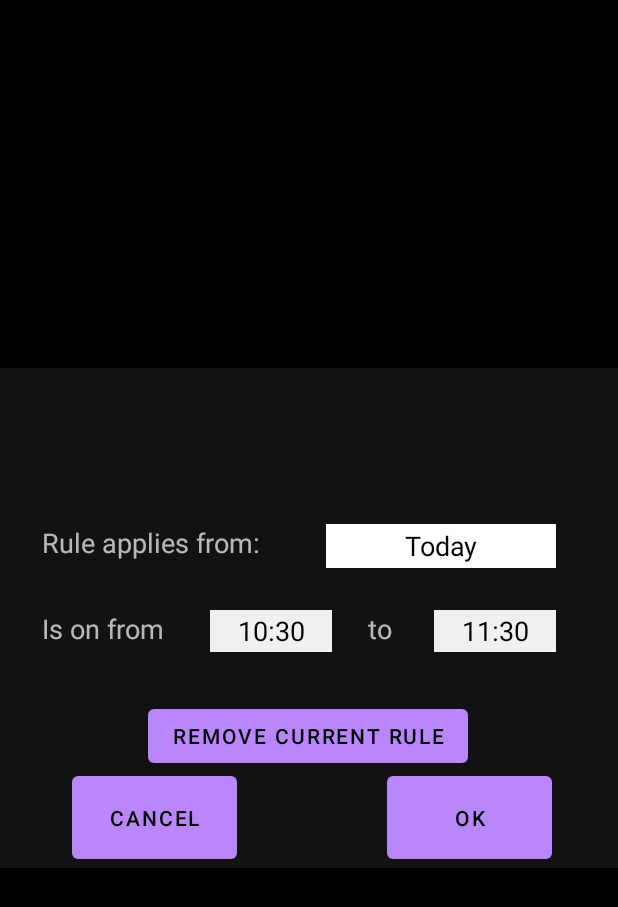
After one commit to kfilipcic/ESP8266-smart-water-heater, an Android app: the DeviceDialog screen opened directly, with no data from a screen before it, on a phone screen of 412 x 824 dp. The commit adds this screen. Shown: the top 907 px of the screen. Run offline under Robolectric (Android 15) with nearby library versions, the phone set to English and light mode, and no system bars; network calls fail.

Commit message:
Added dialog for configuring each device. The dialog pops up by long pressing a device icon.
The dialog is actually an Activity.

For now the start time shows the current time and the end time shows
current time + 1h. Also clicking on the date which displays "Today" by
default will open up the MaterialDatePicker.

Added dimens.xml for specifing dimensions, currently not used.

The theme looks horrible which will be changed.

```diff
--- a/rijekaSmartHomeApp/app/build.gradle
+++ b/rijekaSmartHomeApp/app/build.gradle
@@ -37,4 +37,7 @@ dependencies {
     // jsoup HTML parser library @ https://jsoup.org/
     implementation 'org.jsoup:jsoup:1.13.1'
     implementation 'androidx.swiperefreshlayout:swiperefreshlayout:1.0.0'
+    // Material design library for date and time picker
+    implementation 'com.google.android.material:material:1.2.0-alpha04'
+
 }
--- a/rijekaSmartHomeApp/app/src/main/AndroidManifest.xml
+++ b/rijekaSmartHomeApp/app/src/main/AndroidManifest.xml
@@ -14,7 +14,12 @@
         android:supportsRtl="true"
         android:theme="@style/AppTheme"
         android:usesCleartextTraffic="true">
-        <activity android:name=".MainScreen"></activity>
+        <activity android:name=".DeviceDialog"
+                  android:label="Device"
+                  android:theme="@style/materialCalendarTheme"></activity>
+        <activity
+            android:name=".MainScreen"
+            android:theme="@style/materialCalendarTheme" />
         <activity android:name=".MainActivity">
             <intent-filter>
                 <action android:name="android.intent.action.MAIN" />
--- /dev/null
+++ b/rijekaSmartHomeApp/app/src/main/java/com/example/rijekasmarthomeapp/DeviceDialog.kt
@@ -0,0 +1,45 @@
+package com.example.rijekasmarthomeapp
+
+import androidx.appcompat.app.AppCompatActivity
+import android.os.Bundle
+import android.view.ViewGroup
+import android.widget.TextView
+import com.google.android.material.datepicker.MaterialDatePicker
+import java.util.*
+
+class DeviceDialog : AppCompatActivity() {
+
+    override fun onCreate(savedInstanceState: Bundle?) {
+        super.onCreate(savedInstanceState)
+        setContentView(R.layout.activity_device_dialog)
+
+        val factor:Int  = this.resources.displayMetrics.density.toInt()
+        window.setLayout(ViewGroup.LayoutParams.MATCH_PARENT, factor * 500)
+        this.title = this.intent.getStringExtra("title")
+
+        var startDate: TextView = findViewById(R.id.startDate)
+        var startTime: TextView = findViewById(R.id.startTime)
+        var endTime: TextView = findViewById(R.id.endTime)
+
+        val currentTimeWithSeconds: String = Calendar.getInstance().time.toString().split(" ")[3]
+        val currTimeSplitted: List<String> = currentTimeWithSeconds.split(":")
+        val currentTimeWithoutSeconds: String = currTimeSplitted[0] + ":" + currTimeSplitted[1]
+        var addHour: Int = (currTimeSplitted[0].toInt() + 1)
+        if (addHour >= 24) addHour = 0;
+        val currentTimeWithoutSeconds1: String
+        currentTimeWithoutSeconds1 = if (addHour <= 10) "0" + addHour.toString() + ":" + currTimeSplitted[1]
+        else addHour.toString() + ":" + currTimeSplitted[1]
+
+        startTime.text = currentTimeWithoutSeconds
+        endTime.text = currentTimeWithoutSeconds1
+
+
+        startDate.setOnClickListener {
+            val builder: MaterialDatePicker.Builder<*> = MaterialDatePicker.Builder.datePicker()
+            val picker: MaterialDatePicker<*> = builder.build()
+            picker.show(supportFragmentManager, picker.toString())
+        }
+    }
+
+
+}
--- a/rijekaSmartHomeApp/app/src/main/java/com/example/rijekasmarthomeapp/MainScreen.kt
+++ b/rijekaSmartHomeApp/app/src/main/java/com/example/rijekasmarthomeapp/MainScreen.kt
@@ -1,13 +1,14 @@
 package com.example.rijekasmarthomeapp
 
+import android.content.Intent
 import androidx.appcompat.app.AppCompatActivity
 import android.os.Bundle
-import android.view.Menu
-import android.view.MenuInflater
-import android.view.MenuItem
+import android.view.*
 import android.widget.ImageButton
 import android.widget.TextView
 import androidx.swiperefreshlayout.widget.SwipeRefreshLayout
+import com.example.rijekasmarthomeapp.R.string.waterHeater1
+import com.google.android.material.datepicker.MaterialDatePicker
 import kotlinx.coroutines.CoroutineScope
 import kotlinx.coroutines.Dispatchers.IO
 import kotlinx.coroutines.launch
@@ -36,6 +37,7 @@ class MainScreen : AppCompatActivity() {
         val toggleWaterHeaterButton: ImageButton = findViewById(R.id.toggleWaterHeaterButton)
         val timeText: TextView = findViewById(R.id.timeText)
         val dateText: TextView = findViewById(R.id.dateText)
+
 
         fun timeDate() {
             CoroutineScope(IO).launch {
@@ -114,6 +116,31 @@ class MainScreen : AppCompatActivity() {
             waterHeater(waterHeaterSwitchUrl)
         }
 
+        /*
+        toggleWaterHeaterButton.setOnTouchListener(object: View.OnTouchListener {
+            override fun onTouch(v: View?, event: MotionEvent?): Boolean {
+                when (event?.action) {
+                    MotionEvent.ACTION_DOWN -> {
+                        picker.show(supportFragmentManager, picker.toString())
+                    }
+                }
+                return v?.onTouchEvent(event) ?: true
+            }
+        })*/
+
+
+        val intent = Intent(this, DeviceDialog::class.java)
+
+        toggleWaterHeaterButton.setOnLongClickListener (object: View.OnLongClickListener {
+            override fun onLongClick(v: View?): Boolean {
+                startActivity(intent.putExtra("title", getString(waterHeater1)))
+                return false
+            }
+        })
+
+
+
+
     }
 
     override fun onCreateOptionsMenu(menu: Menu): Boolean {
--- /dev/null
+++ b/rijekaSmartHomeApp/app/src/main/res/layout/activity_device_dialog.xml
@@ -0,0 +1,117 @@
+<?xml version="1.0" encoding="utf-8"?>
+<androidx.constraintlayout.widget.ConstraintLayout xmlns:android="http://schemas.android.com/apk/res/android"
+    xmlns:app="http://schemas.android.com/apk/res-auto"
+    xmlns:tools="http://schemas.android.com/tools"
+    android:layout_width="match_parent"
+    android:layout_height="match_parent"
+    tools:context=".DeviceDialog">
+
+    <TextView
+        android:id="@+id/endTime"
+        android:layout_width="81dp"
+        android:layout_height="28dp"
+        android:layout_marginBottom="32dp"
+        android:background="#F0F0F0"
+        android:gravity="center"
+        android:text="TextView"
+        android:textColor="#000000"
+        android:textSize="18sp"
+        app:layout_constraintBottom_toTopOf="@+id/button2"
+        app:layout_constraintEnd_toEndOf="parent"
+        app:layout_constraintHorizontal_bias="0.369"
+        app:layout_constraintStart_toEndOf="@+id/textView6" />
+
+    <TextView
+        android:id="@+id/textView2"
+        android:layout_width="154dp"
+        android:layout_height="29dp"
+        android:layout_marginTop="48dp"
+        android:text="@string/ruleApplies"
+        android:textSize="18sp"
+        app:layout_constraintEnd_toEndOf="parent"
+        app:layout_constraintHorizontal_bias="0.108"
+        app:layout_constraintStart_toStartOf="parent"
+        app:layout_constraintTop_toTopOf="parent" />
+
+    <TextView
+        android:id="@+id/startDate"
+        android:layout_width="153dp"
+        android:layout_height="29dp"
+        android:layout_marginTop="48dp"
+        android:background="#FFFFFF"
+        android:gravity="center"
+        android:text="@string/todayText"
+        android:textColor="@color/design_default_color_on_secondary"
+        android:textSize="18sp"
+        app:layout_constraintEnd_toEndOf="parent"
+        app:layout_constraintHorizontal_bias="0.46"
+        app:layout_constraintStart_toEndOf="@+id/textView2"
+        app:layout_constraintTop_toTopOf="parent" />
+
+    <TextView
+        android:id="@+id/textView4"
+        android:layout_width="92dp"
+        android:layout_height="30dp"
+        android:layout_marginTop="28dp"
+        android:text="@string/isOnFromTo"
+        android:textSize="18sp"
+        app:layout_constraintEnd_toEndOf="parent"
+        app:layout_constraintHorizontal_bias="0.087"
+        app:layout_constraintStart_toStartOf="parent"
+        app:layout_constraintTop_toBottomOf="@+id/textView2" />
+
+    <TextView
+        android:id="@+id/startTime"
+        android:layout_width="81dp"
+        android:layout_height="28dp"
+        android:layout_marginStart="20dp"
+        android:layout_marginTop="28dp"
+        android:background="#F0F0F0"
+        android:gravity="center"
+        android:text="TextView"
+        android:textColor="#000000"
+        android:textSize="18sp"
+        app:layout_constraintStart_toEndOf="@+id/textView4"
+        app:layout_constraintTop_toBottomOf="@+id/textView2" />
+
+    <TextView
+        android:id="@+id/textView6"
+        android:layout_width="20dp"
+        android:layout_height="24dp"
+        android:layout_marginStart="24dp"
+        android:layout_marginBottom="36dp"
+        android:text="@string/toText"
+        android:textSize="18sp"
+        app:layout_constraintBottom_toTopOf="@+id/button2"
+        app:layout_constraintStart_toEndOf="@+id/startTime" />
+
+    <Button
+        android:id="@+id/button2"
+        android:layout_width="wrap_content"
+        android:layout_height="wrap_content"
+        android:layout_marginTop="32dp"
+        android:text="@string/discardRulesText"
+        app:layout_constraintEnd_toEndOf="parent"
+        app:layout_constraintHorizontal_bias="0.497"
+        app:layout_constraintStart_toStartOf="parent"
+        app:layout_constraintTop_toBottomOf="@+id/startTime" />
+
+    <Button
+        android:id="@+id/button3"
+        android:layout_width="110dp"
+        android:layout_height="67dp"
+        android:text="@android:string/ok"
+        app:layout_constraintBottom_toBottomOf="parent"
+        app:layout_constraintEnd_toEndOf="parent"
+        app:layout_constraintHorizontal_bias="0.695"
+        app:layout_constraintStart_toEndOf="@+id/button4" />
+
+    <Button
+        android:id="@+id/button4"
+        android:layout_width="110dp"
+        android:layout_height="67dp"
+        android:layout_marginStart="48dp"
+        android:text="@string/cancelText"
+        app:layout_constraintBottom_toBottomOf="parent"
+        app:layout_constraintStart_toStartOf="parent" />
+</androidx.constraintlayout.widget.ConstraintLayout>
--- a/rijekaSmartHomeApp/app/src/main/res/layout/activity_main_screen.xml
+++ b/rijekaSmartHomeApp/app/src/main/res/layout/activity_main_screen.xml
@@ -72,6 +72,7 @@
             app:layout_constraintEnd_toEndOf="parent"
             app:layout_constraintStart_toStartOf="parent"
             app:layout_constraintTop_toTopOf="parent" />
+
     </LinearLayout>
 </LinearLayout>
  </ScrollView>
--- /dev/null
+++ b/rijekaSmartHomeApp/app/src/main/res/values/dimens.xml
@@ -0,0 +1,4 @@
+<?xml version="1.0" encoding="utf-8"?>
+<resources>
+    <dimen name="dialogHeight">50dp</dimen>
+</resources>
--- a/rijekaSmartHomeApp/app/src/main/res/values/strings.xml
+++ b/rijekaSmartHomeApp/app/src/main/res/values/strings.xml
@@ -12,4 +12,14 @@
     <string name="currentTimeString">Server time:</string>
     <string name="rememberPasswordText">Remember password</string>
     <string name="refreshActivity">Refresh</string>
+    <string name="waterHeater1">Water heater 1</string>
+    <string name="waterHeater2">Water heater 2</string>
+    <string name="heater1">Heater 1</string>
+    <string name="ruleApplies">Rule applies from:</string>
+    <string name="todayText">Today</string>
+    <string name="isOnFromTo">Is on from</string>
+    <string name="toText">to</string>
+    <string name="discardRulesText">Remove current rule</string>
+    <string name="applyText">Apply</string>
+    <string name="cancelText">Cancel</string>
 </resources>
--- a/rijekaSmartHomeApp/app/src/main/res/values/styles.xml
+++ b/rijekaSmartHomeApp/app/src/main/res/values/styles.xml
@@ -1,11 +1,22 @@
 <resources>
 
     <!-- Base application theme. -->
-    <style name="AppTheme" parent="Theme.AppCompat.Light.DarkActionBar">
+    <style name="AppTheme" parent="Theme.MaterialComponents">
         <!-- Customize your theme here. -->
         <item name="colorPrimary">@color/colorPrimary</item>
         <item name="colorPrimaryDark">@color/colorPrimaryDark</item>
         <item name="colorAccent">@color/colorAccent</item>
+
+        <item name="materialCalendarStyle">@style/Widget.MaterialComponents.MaterialCalendar</item>
+        <item name="materialCalendarFullscreenTheme">@style/ThemeOverlay.MaterialComponents.MaterialCalendar.Fullscreen</item>
+        <item name="materialCalendarTheme">@style/ThemeOverlay.MaterialComponents.MaterialCalendar</item>
+    </style>
+
+    <style name="materialCalendarTheme" parent="Theme.MaterialComponents">
+        <item name="materialCalendarStyle">@style/Widget.MaterialComponents.MaterialCalendar</item>
+        <item name="materialCalendarFullscreenTheme">@style/ThemeOverlay.MaterialComponents.MaterialCalendar.Fullscreen</item>
+        <item name="materialCalendarTheme">@style/ThemeOverlay.MaterialComponents.MaterialCalendar</item>
+        <!-- Add attributes here -->
     </style>
 
 </resources>
```
